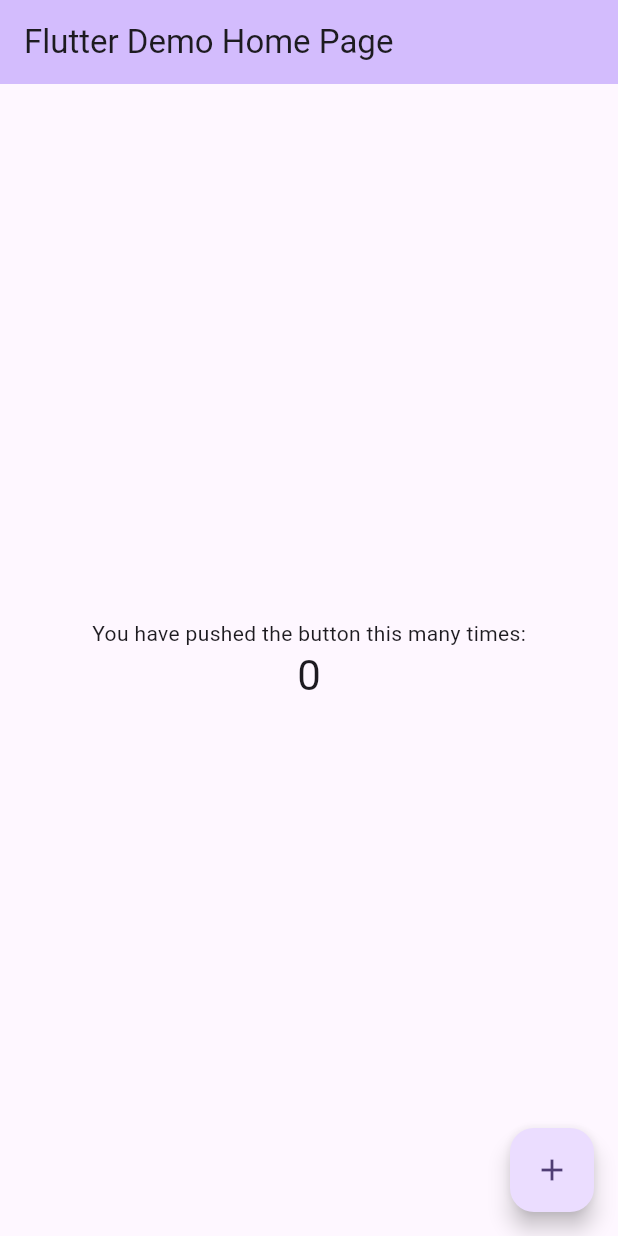
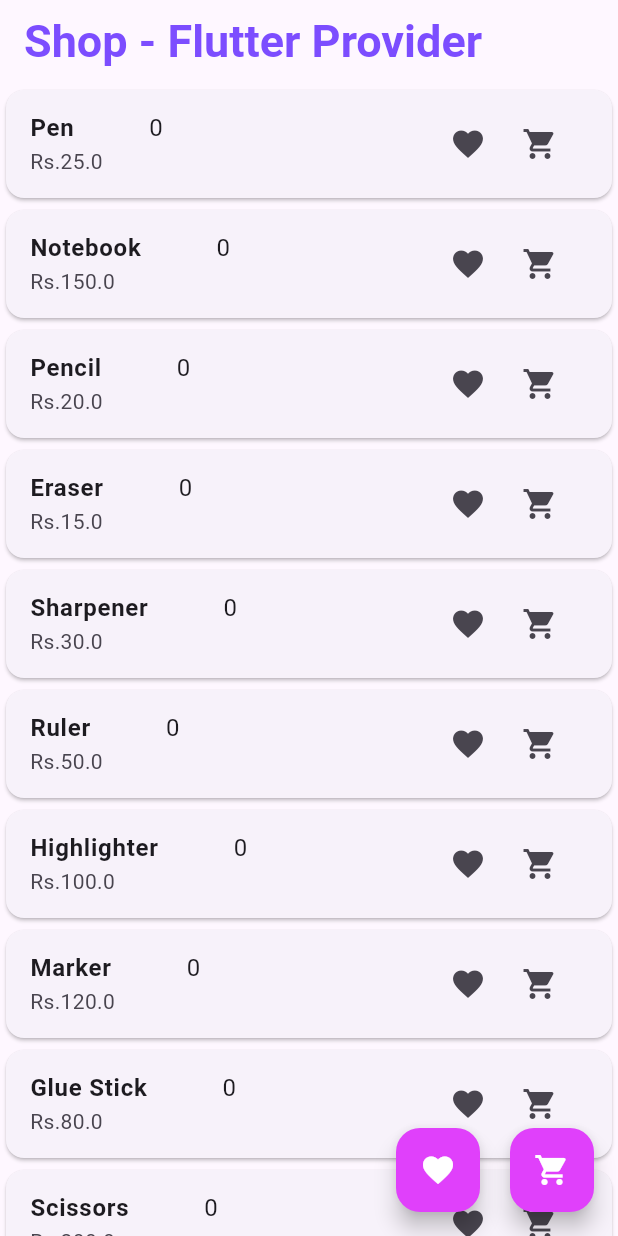
Before and after one commit to kusha2000/flutter-provider, a Flutter app: the screen it shows after launch, on a phone screen of 412 x 824 dp. Run offline on Flutter 3.47's test engine with Material 3 defaults, Android fonts, the phone set to English and light mode, and no system bars.

```diff
--- /dev/null
+++ b/lib/data/product_data.dart
@@ -0,0 +1,21 @@
+import 'package:flutter_provider/models/product_model.dart';
+
+class ProductData {
+  final List<Product> products = [
+    Product("p1", "Pen", 25.00),
+    Product("p2", "Notebook", 150.00),
+    Product("p3", "Pencil", 20.00),
+    Product("p4", "Eraser", 15.00),
+    Product("p5", "Sharpener", 30.00),
+    Product("p6", "Ruler", 50.00),
+    Product("p7", "Highlighter", 100.00),
+    Product("p8", "Marker", 120.00),
+    Product("p9", "Glue Stick", 80.00),
+    Product("p10", "Scissors", 200.00),
+    Product("p11", "Stapler", 250.00),
+    Product("p12", "File Folder", 180.00),
+    Product("p13", "Calculator", 1200.00),
+    Product("p14", "Whiteboard", 3500.00),
+    Product("p15", "Backpack", 4500.00),
+  ];
+}
--- a/lib/main.dart
+++ b/lib/main.dart
@@ -1,4 +1,5 @@
 import 'package:flutter/material.dart';
+import 'package:flutter_provider/pages/product_page.dart';
 
 void main() {
   runApp(const MyApp());
@@ -7,119 +8,11 @@ void main() {
 class MyApp extends StatelessWidget {
   const MyApp({super.key});
 
-  // This widget is the root of your application.
   @override
   Widget build(BuildContext context) {
     return MaterialApp(
-      title: 'Flutter Demo',
-      theme: ThemeData(
-        // This is the theme of your application.
-        //
-        // TRY THIS: Try running your application with "flutter run". You'll see
-        // the application has a purple toolbar. Then, without quitting the app,
-        // try changing the seedColor in the colorScheme below to Colors.green
-        // and then invoke "hot reload" (save your changes or press the "hot
-        // reload" button in a Flutter-supported IDE, or press "r" if you used
-        // the command line to start the app).
-        //
-        // Notice that the counter didn't reset back to zero; the application
-        // state is not lost during the reload. To reset the state, use hot
-        // restart instead.
-        //
-        // This works for code too, not just values: Most code changes can be
-        // tested with just a hot reload.
-        colorScheme: ColorScheme.fromSeed(seedColor: Colors.deepPurple),
-        useMaterial3: true,
-      ),
-      home: const MyHomePage(title: 'Flutter Demo Home Page'),
+      debugShowCheckedModeBanner: false,
+      home: ProductPage(),
     );
   }
 }
-
-class MyHomePage extends StatefulWidget {
-  const MyHomePage({super.key, required this.title});
-
-  // This widget is the home page of your application. It is stateful, meaning
-  // that it has a State object (defined below) that contains fields that affect
-  // how it looks.
-
-  // This class is the configuration for the state. It holds the values (in this
-  // case the title) provided by the parent (in this case the App widget) and
-  // used by the build method of the State. Fields in a Widget subclass are
-  // always marked "final".
-
-  final String title;
-
-  @override
-  State<MyHomePage> createState() => _MyHomePageState();
-}
-
-class _MyHomePageState extends State<MyHomePage> {
-  int _counter = 0;
-
-  void _incrementCounter() {
-    setState(() {
-      // This call to setState tells the Flutter framework that something has
-      // changed in this State, which causes it to rerun the build method below
-      // so that the display can reflect the updated values. If we changed
-      // _counter without calling setState(), then the build method would not be
-      // called again, and so nothing would appear to happen.
-      _counter++;
-    });
-  }
-
-  @override
-  Widget build(BuildContext context) {
-    // This method is rerun every time setState is called, for instance as done
-    // by the _incrementCounter method above.
-    //
-    // The Flutter framework has been optimized to make rerunning build methods
-    // fast, so that you can just rebuild anything that needs updating rather
-    // than having to individually change instances of widgets.
-    return Scaffold(
-      appBar: AppBar(
-        // TRY THIS: Try changing the color here to a specific color (to
-        // Colors.amber, perhaps?) and trigger a hot reload to see the AppBar
-        // change color while the other colors stay the same.
-        backgroundColor: Theme.of(context).colorScheme.inversePrimary,
-        // Here we take the value from the MyHomePage object that was created by
-        // the App.build method, and use it to set our appbar title.
-        title: Text(widget.title),
-      ),
-      body: Center(
-        // Center is a layout widget. It takes a single child and positions it
-        // in the middle of the parent.
-        child: Column(
-          // Column is also a layout widget. It takes a list of children and
-          // arranges them vertically. By default, it sizes itself to fit its
-          // children horizontally, and tries to be as tall as its parent.
-          //
-          // Column has various properties to control how it sizes itself and
-          // how it positions its children. Here we use mainAxisAlignment to
-          // center the children vertically; the main axis here is the vertical
-          // axis because Columns are vertical (the cross axis would be
-          // horizontal).
-          //
-          // TRY THIS: Invoke "debug painting" (choose the "Toggle Debug Paint"
-          // action in the IDE, or press "p" in the console), to see the
-          // wireframe for each widget.
-          mainAxisAlignment: MainAxisAlignment.center,
-          children: <Widget>[
-            const Text(
-              'You have pushed the button this many times:',
-            ),
-            Text(
-              '$_counter',
-              style: Theme.of(context).textTheme.headlineMedium,
-            ),
-          ],
-        ),
-      ),
-      floatingActionButton: FloatingActionButton(
-        onPressed: _incrementCounter,
-        tooltip: 'Increment',
-        child: const Icon(Icons.add),
-      ), // This trailing comma makes auto-formatting nicer for build methods.
-    );
-  }
-}
--- /dev/null
+++ b/lib/models/product_model.dart
@@ -0,0 +1,7 @@
+class Product {
+  final String id;
+  final String title;
+  final double price;
+
+  Product(this.id, this.title, this.price);
+}
--- /dev/null
+++ b/lib/pages/cart_page.dart
@@ -0,0 +1,21 @@
+import 'package:flutter/material.dart';
+
+class CartPage extends StatelessWidget {
+  const CartPage({super.key});
+
+  @override
+  Widget build(BuildContext context) {
+    return Scaffold(
+      appBar: AppBar(
+        title: Text(
+          "Cart Page",
+          style: TextStyle(
+            color: Colors.deepPurpleAccent,
+            fontWeight: FontWeight.bold,
+            fontSize: 30,
+          ),
+        ),
+      ),
+    );
+  }
+}
--- /dev/null
+++ b/lib/pages/favourite_page.dart
@@ -0,0 +1,21 @@
+import 'package:flutter/material.dart';
+
+class FavouritePage extends StatelessWidget {
+  const FavouritePage({super.key});
+
+  @override
+  Widget build(BuildContext context) {
+    return Scaffold(
+      appBar: AppBar(
+        title: Text(
+          "Cart Page",
+          style: TextStyle(
+            color: Colors.deepPurpleAccent,
+            fontWeight: FontWeight.bold,
+            fontSize: 30,
+          ),
+        ),
+      ),
+    );
+  }
+}
--- /dev/null
+++ b/lib/pages/product_page.dart
@@ -0,0 +1,106 @@
+import 'package:flutter/material.dart';
+import 'package:flutter_provider/data/product_data.dart';
+import 'package:flutter_provider/models/product_model.dart';
+import 'package:flutter_provider/pages/cart_page.dart';
+import 'package:flutter_provider/pages/favourite_page.dart';
+
+class ProductPage extends StatelessWidget {
+  const ProductPage({super.key});
+
+  @override
+  Widget build(BuildContext context) {
+    final List<Product> products = ProductData().products;
+    return Scaffold(
+      appBar: AppBar(
+        title: Text(
+          "Shop - Flutter Provider",
+          style: TextStyle(
+            color: Colors.deepPurpleAccent,
+            fontWeight: FontWeight.bold,
+            fontSize: 30,
+          ),
+        ),
+      ),
+      floatingActionButton: Row(
+        mainAxisAlignment: MainAxisAlignment.end,
+        children: [
+          FloatingActionButton(
+            onPressed: () {
+              Navigator.push(
+                context,
+                MaterialPageRoute(
+                  builder: (context) => const FavouritePage(),
+                ),
+              );
+            },
+            heroTag: "fav_button",
+            backgroundColor: Colors.purpleAccent,
+            child: Icon(
+              Icons.favorite,
+              color: Colors.white,
+            ),
+          ),
+          SizedBox(
+            width: 20,
+          ),
+          FloatingActionButton(
+            onPressed: () {
+              Navigator.push(
+                context,
+                MaterialPageRoute(
+                  builder: (context) => const CartPage(),
+                ),
+              );
+            },
+            heroTag: "cart_button",
+            backgroundColor: Colors.purpleAccent,
+            child: Icon(
+              Icons.shopping_cart,
+              color: Colors.white,
+            ),
+          ),
+        ],
+      ),
+      body: ListView.builder(
+        itemCount: products.length,
+        itemBuilder: (context, index) {
+          final Product product = products[index];
+          return Card(
+            child: ListTile(
+              title: Row(
+                children: [
+                  Text(
+                    product.title,
+                    style: TextStyle(fontWeight: FontWeight.bold),
+                  ),
+                  SizedBox(
+                    width: 50,
+                  ),
+                  Text("0"),
+                ],
+              ),
+              subtitle: Text("Rs.${product.price.toString()}"),
+              trailing: Row(
+                mainAxisSize: MainAxisSize.min,
+                children: [
+                  IconButton(
+                    onPressed: () {},
+                    icon: Icon(
+                      Icons.favorite,
+                    ),
+                  ),
+                  IconButton(
+                    onPressed: () {},
+                    icon: Icon(
+                      Icons.shopping_cart,
+                    ),
+                  ),
+                ],
+              ),
+            ),
+          );
+        },
+      ),
+    );
+  }
+}
--- a/pubspec.yaml
+++ b/pubspec.yaml
@@ -34,6 +34,7 @@ dependencies:
   # The following adds the Cupertino Icons font to your application.
   # Use with the CupertinoIcons class for iOS style icons.
   cupertino_icons: ^1.0.8
+  provider: ^6.1.4
 
 dev_dependencies:
   flutter_test:
```
Also changed, not shown: pubspec.lock.
